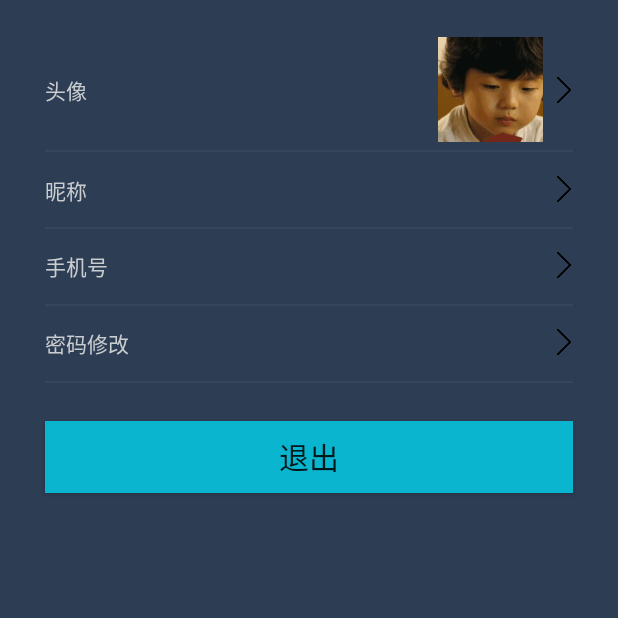
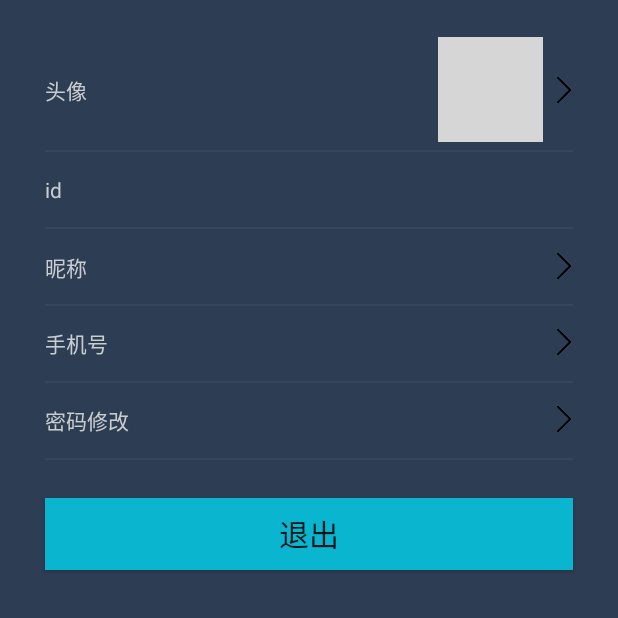
Before and after one commit to ttxxly/picture_viewer, an Android app: the fragment PeopleFragment shown on its own in the app's theme, on a phone screen of 412 x 824 dp, the top half of it. Run offline under Robolectric (Android 15) with nearby library versions, the phone set to English and light mode, and no system bars; our stand-ins replace CircleImageView; pictures from the network do not load; grey boxes are pictures that could not be loaded.

```diff
--- a/PictureVIewer/app/build.gradle
+++ b/PictureVIewer/app/build.gradle
@@ -24,12 +24,12 @@ dependencies {
     androidTestCompile('com.android.support.test.espresso:espresso-core:2.2.2', {
         exclude group: 'com.android.support', module: 'support-annotations'
     })
+
     compile 'com.android.support:appcompat-v7:25.3.1'
     compile 'com.android.support.constraint:constraint-layout:1.0.2'
     compile 'com.google.code.gson:gson:2.8.0'
     compile 'com.android.support:support-v4:25.3.1'
     compile 'com.github.bumptech.glide:glide:3.6.1'
+    compile 'com.android.support:recyclerview-v7:25.3.1'
     testCompile 'junit:junit:4.12'
-    compile 'com.android.support:recyclerview-v7:25.3.1'
-
 }
--- a/PictureVIewer/app/src/main/AndroidManifest.xml
+++ b/PictureVIewer/app/src/main/AndroidManifest.xml
@@ -27,7 +27,8 @@
         <activity android:name=".Activity.EditInfo1Activity" />
         <activity android:name=".Activity.EditInfo2Activity" />
         <activity android:name=".Activity.EditInfo2Step2Activity" />
-        <activity android:name=".Activity.SearchActivity"/>
+        <activity android:name=".Activity.SearchActivity" />
+        <activity android:name=".Activity.EditPortraitActivity"></activity>
     </application>
 
 </manifest>
--- a/PictureVIewer/app/src/main/java/top/ttxxly/com/pictureviewer/Fragment/PeopleFragment.java
+++ b/PictureVIewer/app/src/main/java/top/ttxxly/com/pictureviewer/Fragment/PeopleFragment.java
@@ -13,12 +13,16 @@ import android.widget.RelativeLayout;
 import android.widget.TextView;
 import android.widget.Toast;
 
+import com.bumptech.glide.Glide;
+
 import top.ttxxly.com.pictureviewer.Activity.EditInfo1Activity;
 import top.ttxxly.com.pictureviewer.Activity.EditInfo2Activity;
+import top.ttxxly.com.pictureviewer.Activity.EditPortraitActivity;
 import top.ttxxly.com.pictureviewer.Activity.LoginActivity;
-import top.ttxxly.com.pictureviewer.Activity.MainActivity;
 import top.ttxxly.com.pictureviewer.R;
 import top.ttxxly.com.pictureviewer.Utils.SharedPreferenceUtils;
+
+import static top.ttxxly.com.pictureviewer.Activity.MainActivity.mContext;
 
 
 public class PeopleFragment extends Fragment implements View.OnClickListener{
@@ -33,11 +37,14 @@ public class PeopleFragment extends Fragment implements View.OnClickListener{
     private RelativeLayout rl_nickname;
     private RelativeLayout rl_phone;
     private RelativeLayout password;
+    private RelativeLayout rl_id;
     private Button logout;
     private TextView nickname;
     private TextView phone;
     private ImageView portrait;
+    private TextView id;
     private Intent intent;
+    private String URL = "http://10.0.2.2/picture_viewer";
 
     @Override
     public View onCreateView(LayoutInflater inflater, ViewGroup container,
@@ -48,14 +55,17 @@ public class PeopleFragment extends Fragment implements View.OnClickListener{
         rl_portrait = (RelativeLayout) view.findViewById(R.id.RL_fragment_people_portrait);
         rl_nickname = (RelativeLayout) view.findViewById(R.id.RL_fragment_people_nickname);
         rl_phone = (RelativeLayout) view.findViewById(R.id.RL_fragment_people_phone);
+        rl_id = (RelativeLayout) view.findViewById(R.id.RL_fragment_people_id);
         password = (RelativeLayout) view.findViewById(R.id.RL_fragment_people_editPassword);
         logout = (Button) view.findViewById(R.id.btn_logout);
         nickname = (TextView) view.findViewById(R.id.tv_fragment_people_nickname);
         phone = (TextView) view.findViewById(R.id.tv_fragment_people_phone);
         portrait = (ImageView) view.findViewById(R.id.tv_fragment_people_portrait);
+        id = (TextView) view.findViewById(R.id.tv_fragment_people_id);
         rl_portrait.setOnClickListener(this);
         rl_nickname.setOnClickListener(this);
         rl_phone.setOnClickListener(this);
+        rl_id.setOnClickListener(this);
         password.setOnClickListener(this);
         logout.setOnClickListener(this);
         init();
@@ -64,18 +74,27 @@ public class PeopleFragment extends Fragment implements View.OnClickListener{
     }
 
     private void init()  {
-        nickname.setText(SharedPreferenceUtils.getString("loginNickname", "", getContext()));
-        phone.setText(SharedPreferenceUtils.getString("loginMobile", "", getContext()));
+        String portraitAddress = SharedPreferenceUtils.getString("UserPortrait", "", getContext());
+        String userid = SharedPreferenceUtils.getString("UserId", "", getContext());
+        Log.i("portraitAddress", portraitAddress);
+        Glide.with(getContext()).load(URL + portraitAddress).centerCrop().into(portrait);
+        nickname.setText(SharedPreferenceUtils.getString("UserNickname", "", getContext()));
+        phone.setText(SharedPreferenceUtils.getString("UserMobile", "", getContext()));
+        id.setText(userid);
     }
     @Override
     public void onClick(View v) {
         switch (v.getId()) {
+            case R.id.RL_fragment_people_id:
+                Toast.makeText(getContext(), "id不可修改", Toast.LENGTH_SHORT).show();
+                Log.i("status", "点击了id");
+                break;
             case R.id.RL_fragment_people_portrait:
-                Toast.makeText(getContext(), "修改头像", Toast.LENGTH_SHORT).show();
-                portrait.setImageResource(R.mipmap.launcher_bg);
+                Toast.makeText(mContext, "修改头像", Toast.LENGTH_SHORT).show();
+                startActivity(new Intent(getContext(), EditPortraitActivity.class));
                 break;
             case R.id.RL_fragment_people_nickname:
-                Toast.makeText(getContext(), "修改昵称", Toast.LENGTH_SHORT).show();
+                Toast.makeText(mContext, "修改昵称", Toast.LENGTH_SHORT).show();
                 intent = new Intent(getContext(), EditInfo1Activity.class);
                 intent.putExtra("name", "修改昵称");
                 intent.putExtra("code", EDIT_NICKNAME_CODE);
@@ -83,22 +102,22 @@ public class PeopleFragment extends Fragment implements View.OnClickListener{
                 //
                 break;
             case R.id.RL_fragment_people_phone:
-                Toast.makeText(getContext(), "修改电话号码", Toast.LENGTH_SHORT).show();
+                Toast.makeText(mContext, "修改电话号码", Toast.LENGTH_SHORT).show();
                 intent = new Intent(getContext(), EditInfo1Activity.class);
                 intent.putExtra("name", "修改电话号码");
                 intent.putExtra("code", EDIT_MOBILE_CODE);
                 startActivityForResult(intent, EDIT_MOBILE_CODE);
                 break;
             case R.id.RL_fragment_people_editPassword:
-                Toast.makeText(getContext(), "修改密码", Toast.LENGTH_SHORT).show();
+                Toast.makeText(mContext, "修改密码", Toast.LENGTH_SHORT).show();
                 intent = new Intent(getContext(), EditInfo2Activity.class);
                 startActivityForResult(intent, EDIT_PASSWORD_CODE);
                 break;
             case R.id.btn_logout:
-                SharedPreferenceUtils.putBoolean("loginInfo", false, getContext());
-                Toast.makeText(getContext(), "退出成功", Toast.LENGTH_SHORT).show();
+                SharedPreferenceUtils.putBoolean("UserStatus", false, getContext());
+                Toast.makeText(mContext, "退出成功", Toast.LENGTH_SHORT).show();
                 startActivity(new Intent(getContext(), LoginActivity.class));
-                MainActivity.mContext.finish();
+                mContext.finish();
                 break;
         }
     }
--- a/PictureVIewer/app/src/main/res/layout/fragment_people.xml
+++ b/PictureVIewer/app/src/main/res/layout/fragment_people.xml
@@ -48,7 +48,40 @@
         android:layout_marginRight="30dp"
         android:background="#38465B"
         />
+    <RelativeLayout
+        android:id="@+id/RL_fragment_people_id"
+        android:layout_width="wrap_content"
+        android:layout_height="50dp"
+        android:layout_marginLeft="30dp"
+        android:layout_marginRight="30dp"
+        android:gravity="center_vertical">
 
+        <TextView
+            android:layout_width="wrap_content"
+            android:layout_height="wrap_content"
+            android:text="id"
+            android:textColor="#CACDD0"
+            android:textSize="14dp" />
+
+        <TextView
+            android:id="@+id/tv_fragment_people_id"
+            android:layout_width="wrap_content"
+            android:layout_height="wrap_content"
+            android:layout_alignParentRight="true"
+            android:layout_marginRight="20dp"
+            android:text="your id"
+            android:textColor="#CACDD0" />
+
+
+    </RelativeLayout>
+
+    <View
+        android:layout_width="match_parent"
+        android:layout_height="1dp"
+        android:layout_marginLeft="30dp"
+        android:layout_marginRight="30dp"
+        android:background="#38465B"
+        />
 
     <RelativeLayout
         android:id="@+id/RL_fragment_people_nickname"
```
Also changed, not shown: PictureVIewer/app/src/main/java/top/ttxxly/com/pictureviewer/Activity/EditPortraitActivity.java (added, +126 -0 lines), PictureVIewer/app/src/main/java/top/ttxxly/com/pictureviewer/Activity/LoginActivity.java (+8 -8 lines), PictureVIewer/app/src/main/java/top/ttxxly/com/pictureviewer/Activity/RegisterActivity.java (+6 -6 lines), PictureVIewer/app/src/main/java/top/ttxxly/com/pictureviewer/models/Photo.java (added, +92 -0 lines), PictureVIewer/app/src/main/java/top/ttxxly/com/pictureviewer/models/Photos.java (+21 -51 lines), PictureVIewer/app/src/main/res/layout/activity_edit_portrait.xml (added, +65 -0 lines), 1 other file.
